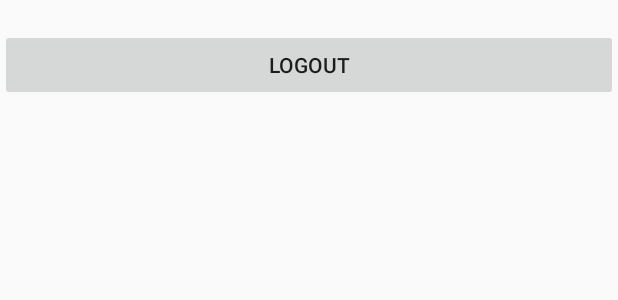
After one commit to collarhub/Flyingbags, an Android app: the layout activity_profile.xml on its own in the app's theme, with its tools: preview values and no code run, on a phone screen of 412 x 824 dp. The commit adds this screen. Shown: the top 300 px of the screen. Run offline under Robolectric (Android 15) with nearby library versions, the phone set to English and light mode, and no system bars.

Commit message:
Login2, Profile module implemented (temporary)

```diff
--- a/app/src/main/java/net/flyingbags/flyingapps/presenter/Login2Presenter.java
+++ b/app/src/main/java/net/flyingbags/flyingapps/presenter/Login2Presenter.java
@@ -15,6 +15,8 @@ public class Login2Presenter {
         void onCreateUserSuccess();
         void onSignInSuccess();
         void onSignInFailed();
+
+        void showProfile();
     }
 
     public interface presenter extends net.flyingbags.flyingapps.presenter.presenter {
--- a/app/src/main/java/net/flyingbags/flyingapps/service/LoadingService.java
+++ b/app/src/main/java/net/flyingbags/flyingapps/service/LoadingService.java
@@ -4,6 +4,7 @@ import android.app.Activity;
 import android.content.Intent;
 
 import net.flyingbags.flyingapps.presenter.LoadingPresenter;
+import net.flyingbags.flyingapps.view.Login2Activity;
 import net.flyingbags.flyingapps.view.LoginActivity;
 
 /**
@@ -20,7 +21,7 @@ public class LoadingService implements LoadingPresenter.presenter {
         } catch (InterruptedException e) {
             e.printStackTrace();
         }
-        activity.startActivity(new Intent(activity, LoginActivity.class));
+        activity.startActivity(new Intent(activity, Login2Activity.class));
         activity.finish();
     }
 }
--- /dev/null
+++ b/app/src/main/res/layout/activity_profile.xml
@@ -0,0 +1,17 @@
+<?xml version="1.0" encoding="utf-8"?>
+<LinearLayout xmlns:android="http://schemas.android.com/apk/res/android"
+    android:orientation="vertical" android:layout_width="match_parent"
+    android:layout_height="match_parent">
+
+    <TextView
+        android:id="@+id/textView_testname"
+        android:layout_width="match_parent"
+        android:layout_height="wrap_content" />
+
+    <Button
+        android:id="@+id/button_logout"
+        android:layout_width="match_parent"
+        android:layout_height="wrap_content"
+        android:text="@string/logout" />
+
+</LinearLayout>
```
Also changed, not shown: app/src/main/AndroidManifest.xml (+5 -4 lines), app/src/main/java/net/flyingbags/flyingapps/presenter/ProfilePresenter.java (added, +14 -0 lines), app/src/main/java/net/flyingbags/flyingapps/service/Login2Service.java (+12 -24 lines), app/src/main/java/net/flyingbags/flyingapps/service/ProfileService.java (added, +30 -0 lines), app/src/main/java/net/flyingbags/flyingapps/view/Login2Activity.java (+10 -3 lines), app/src/main/java/net/flyingbags/flyingapps/view/MainActivity.java (+6 -1 lines), app/src/main/java/net/flyingbags/flyingapps/view/ProfileActivity.java (added, +58 -0 lines).
